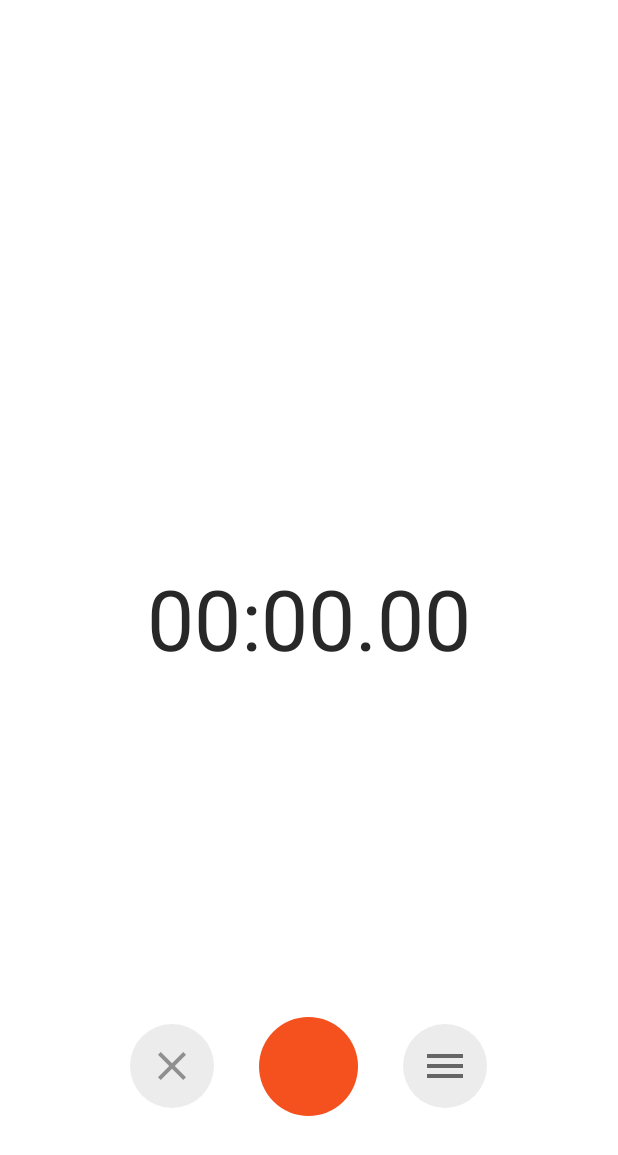
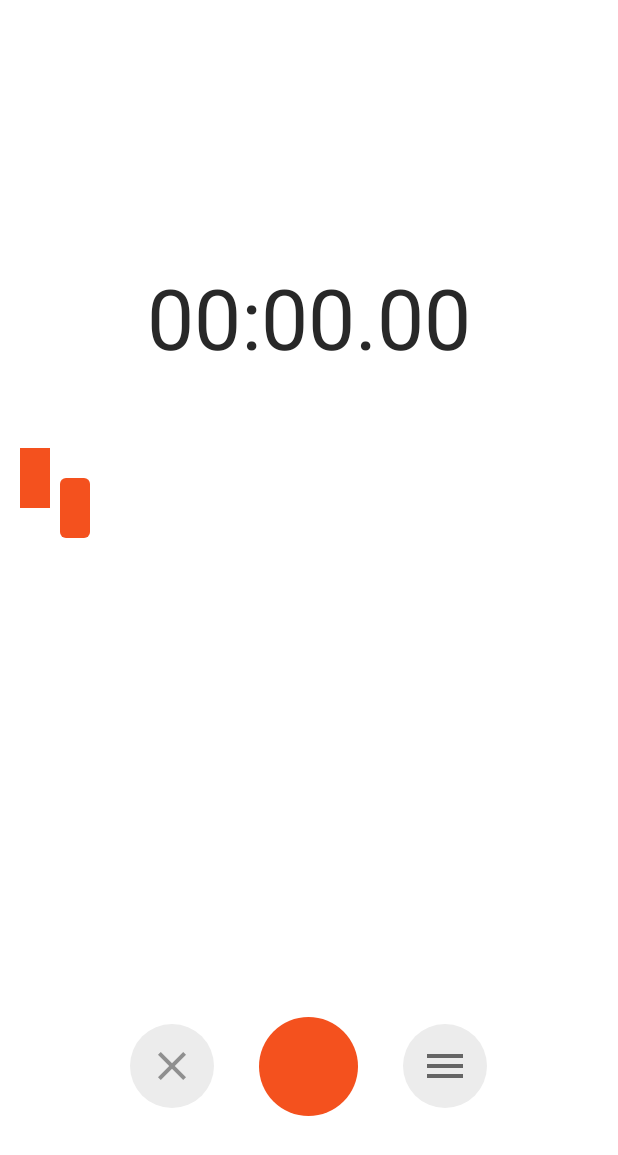
Before and after one commit to DuyManh1905/AudioRecorder, an Android app: the layout activity_main.xml on its own in the app's theme, with its tools: preview values and no code run, on a phone screen of 412 x 824 dp. Shown: the top 1155 px of the screen. Run offline under Robolectric (Android 15) with nearby library versions, the phone set to English and light mode, and no system bars.

Commit message:
add waveformview

```diff
--- a/app/build.gradle.kts
+++ b/app/build.gradle.kts
@@ -6,6 +6,10 @@ plugins {
 android {
     namespace = "com.duymanh.audiorecorder"
     compileSdk = 34
+
+    viewBinding {
+        enable = true
+    }
 
     defaultConfig {
         applicationId = "com.duymanh.audiorecorder"
--- /dev/null
+++ b/app/src/main/java/com/duymanh/audiorecorder/WaveformView.kt
@@ -0,0 +1,25 @@
+package com.duymanh.audiorecorder
+
+import android.content.Context
+import android.graphics.Canvas
+import android.graphics.Color
+import android.graphics.Paint
+import android.graphics.RectF
+import android.util.AttributeSet
+import android.view.View
+
+class WaveformView(context: Context?, attrs: AttributeSet?): View(context, attrs) {
+
+    private var paint = Paint()
+
+    init {
+        paint.color = Color.rgb(244, 81, 30)
+    }
+
+    override fun draw(canvas: Canvas) {
+        super.draw(canvas)
+        canvas?.drawRoundRect(RectF(20f, 30f, 20f+30f, 30f + 60f), 0f, 0f, paint)
+        canvas?.drawRoundRect(RectF(60f, 60f, 60f+30f, 60f + 60f), 6f, 6f, paint)
+    }
+
+}
--- a/app/src/main/res/layout/activity_main.xml
+++ b/app/src/main/res/layout/activity_main.xml
@@ -12,9 +12,16 @@
         android:layout_height="wrap_content"
         android:text="00:00.00"
         android:textSize="56sp"
-        app:layout_constraintBottom_toBottomOf="parent"
+        app:layout_constraintBottom_toTopOf="@+id/waveformView"
         app:layout_constraintEnd_toEndOf="parent"
         app:layout_constraintStart_toStartOf="parent"
+        android:layout_marginBottom="30dp"/>
+
+    <com.duymanh.audiorecorder.WaveformView
+        android:id="@+id/waveformView"
+        android:layout_width="match_parent"
+        android:layout_height="400px"
+        app:layout_constraintBottom_toBottomOf="parent"
         app:layout_constraintTop_toTopOf="parent" />
 
     <LinearLayout
```
Also changed, not shown: app/src/main/java/com/duymanh/audiorecorder/MainActivity.kt (+39 -34 lines).
